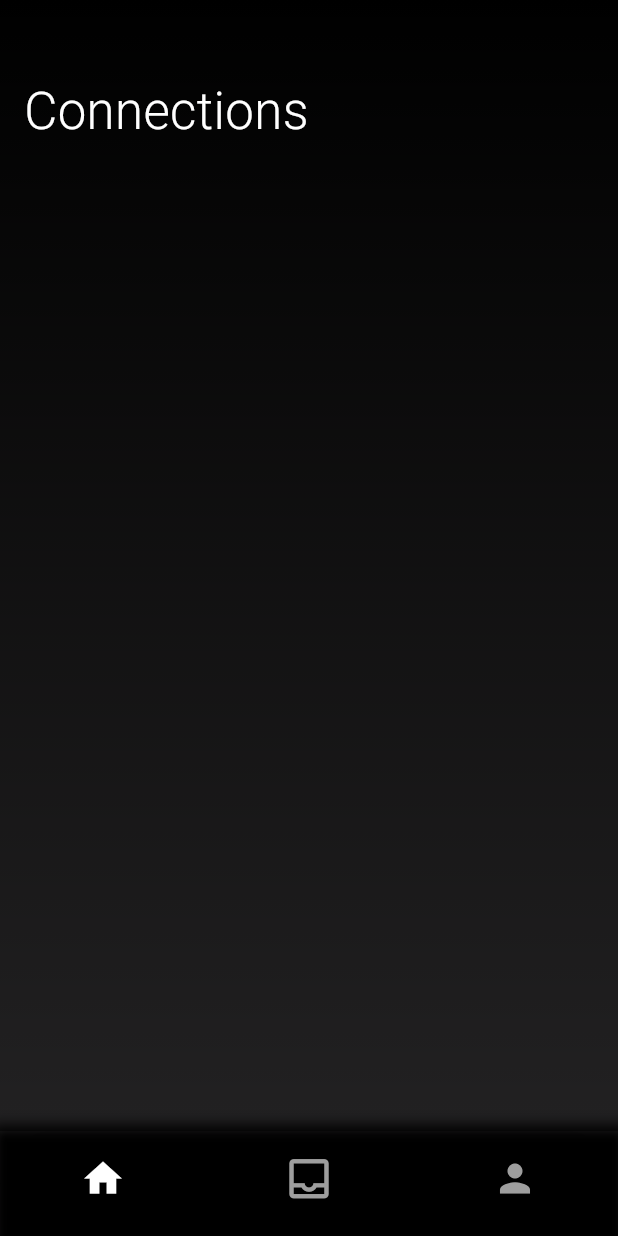
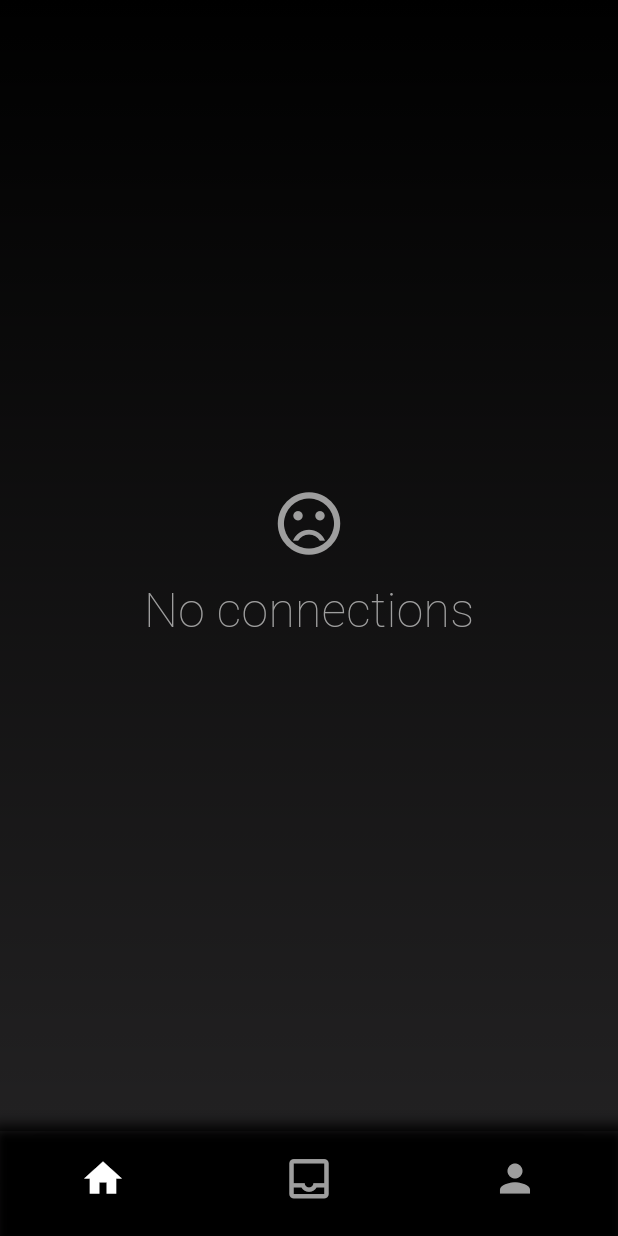
Before and after one commit to nesarw/Quip, a Flutter app: the ConnectionsPage screen opened by its route, on a phone screen of 412 x 824 dp. Run offline on Flutter 3.47's test engine with Material 3 defaults, Android fonts, the phone set to English and light mode, and no system bars; our stand-ins replace cloud_firestore, firebase_auth, firebase_core, flutter_contacts, google_sign_in, image_picker and 1 more; accounts and stored records are empty; network calls fail.

Commit message:
v1.10.1(No Quipp/Connection icon message)

```diff
--- a/lib/pages/connections.page.dart
+++ b/lib/pages/connections.page.dart
@@ -194,13 +194,33 @@ class ConnectionsPageContent extends StatelessWidget {
             end: Alignment.bottomCenter,
             colors: [Colors.black, Colors.black87]),
       ),
-      child: ListView(
+      child: Column(
         children: <Widget>[
-          Column(
-            crossAxisAlignment: CrossAxisAlignment.start,
+          if (isProfileIncomplete) ...[
+            SizedBox(height: 20.0), // Add space from the top
+            ProfileIncomplete(user: user, userName: user.displayName ?? ''),
+          ],
+          Expanded(
+            child: contacts.isEmpty
+                ? Center(
+                    child: Column(
+                      mainAxisAlignment: MainAxisAlignment.center,
+                      children: [
+                        Icon(Icons.sentiment_dissatisfied_sharp, color: Colors.grey, size: 50.0), // Sad face icon
+                        SizedBox(height: 10.0),
+                        Text(
+                          'No connections',
+                          style: TextStyle(
+                            color: Colors.grey,
+                            fontSize: 32,
+                            fontWeight: FontWeight.w200,
+                          ),
+                        ),
+                      ],
+                    ),
+                  )
+                : ListView(
                     children: <Widget>[
-              if (isProfileIncomplete)
-                ProfileIncomplete(user: user, userName: user.displayName ?? ''),
                       Padding(
                         padding: const EdgeInsets.only(top: 50.0, left: 16.0, right: 16.0, bottom: 16.0),
                         child: Text(
@@ -213,7 +233,7 @@ class ConnectionsPageContent extends StatelessWidget {
                         ),
                       ),
                       ...contacts.map((contact) {
-                String receiverUserId = parentState._contactUserIds[contact] ?? ''; // Retrieve the user ID
+                        String receiverUserId = parentState._contactUserIds[contact] ?? '';
 
                         return Material(
                           color: Colors.transparent,
@@ -239,6 +259,7 @@ class ConnectionsPageContent extends StatelessWidget {
                       }),
                     ],
                   ),
+          ),
         ],
       ),
     );
```
Also changed, not shown: lib/pages/quipp_inbox.page.dart (+19 -1 lines), lib/pages/quipp_now.page.dart (+33 -2 lines). Lines whose indentation alone changed are shown as unchanged.
